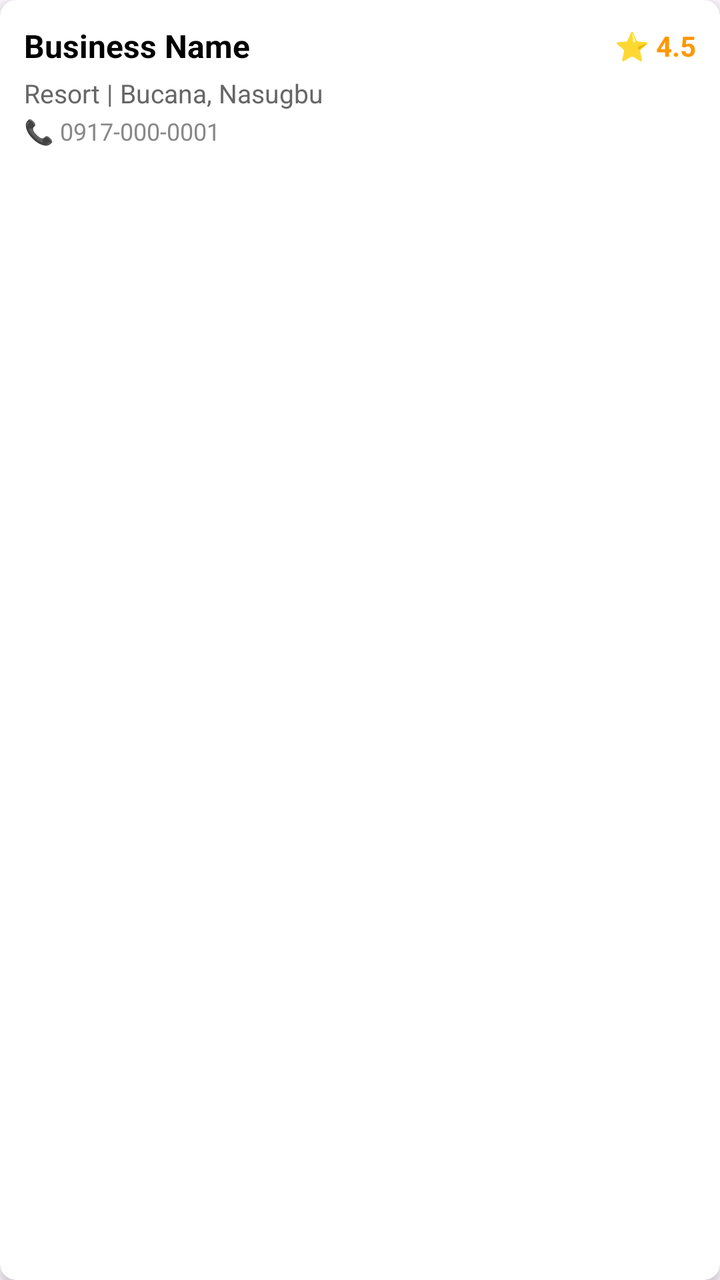
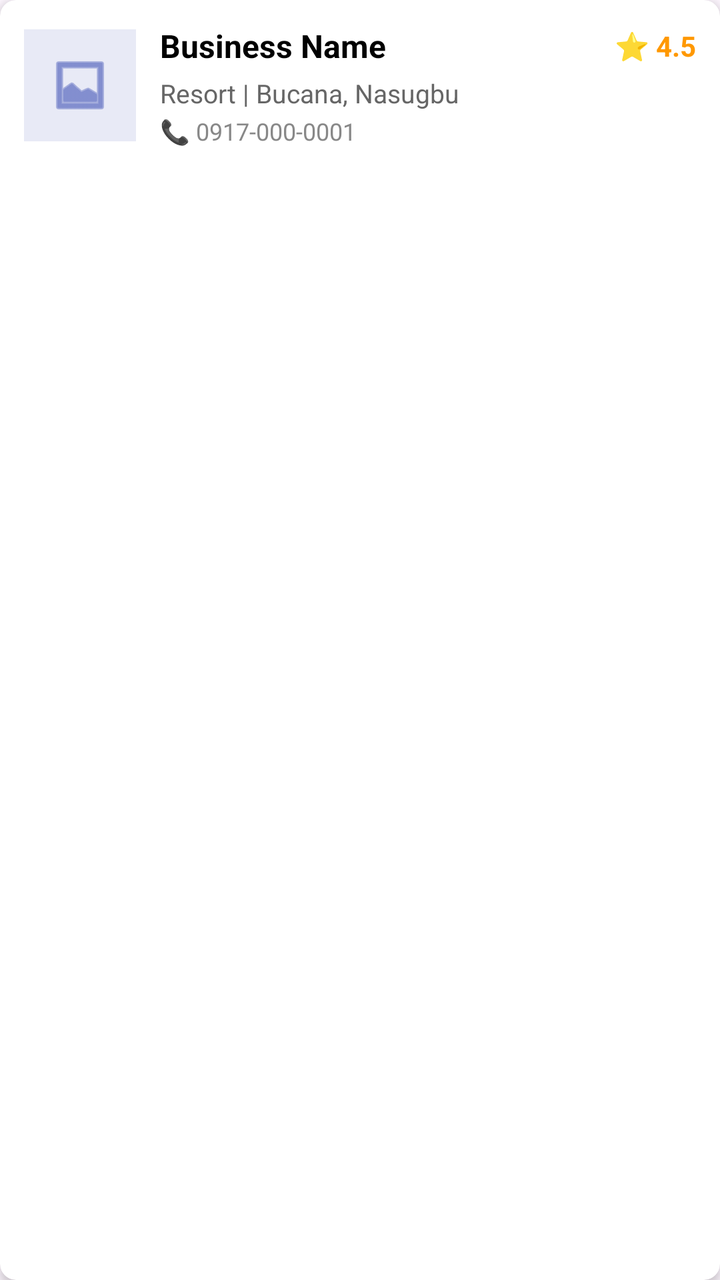

An Android layout rendered at two revisions. The XML below is the earlier revision; the diff shows what the commit changed to produce the second picture.
<!-- AndroidManifest.xml: application theme Theme.NasugbuBusinessLocator -->
<!-- res/layout/item_business.xml -->
<?xml version="1.0" encoding="utf-8"?>
<androidx.cardview.widget.CardView
    xmlns:android="http://schemas.android.com/apk/res/android"
    xmlns:app="http://schemas.android.com/apk/res-auto"
    android:layout_width="match_parent"
    android:layout_height="wrap_content"
    android:layout_marginHorizontal="8dp"
    android:layout_marginVertical="4dp"
    app:cardCornerRadius="8dp"
    app:cardElevation="3dp"
    android:background="?attr/selectableItemBackground">

    <LinearLayout
        android:layout_width="match_parent"
        android:layout_height="wrap_content"
        android:orientation="vertical"
        android:padding="12dp">

        <LinearLayout
            android:layout_width="match_parent"
            android:layout_height="wrap_content"
            android:orientation="horizontal"
            android:gravity="center_vertical">

            <TextView
                android:id="@+id/textBusinessName"
                android:layout_width="0dp"
                android:layout_height="wrap_content"
                android:layout_weight="1"
                android:text="Business Name"
                android:textSize="16sp"
                android:textStyle="bold"
                android:textColor="@android:color/black"/>

            <TextView
                android:id="@+id/textRating"
                android:layout_width="wrap_content"
                android:layout_height="wrap_content"
                android:text="⭐ 4.5"
                android:textSize="14sp"
                android:textStyle="bold"
                android:textColor="#FF9800"/>
        </LinearLayout>

        <TextView
            android:id="@+id/textCategoryAndAddress"
            android:layout_width="match_parent"
            android:layout_height="wrap_content"
            android:text="Resort | Bucana, Nasugbu"
            android:textSize="13sp"
            android:textColor="#666666"
            android:layout_marginTop="4dp"/>

        <TextView
            android:id="@+id/textPhone"
            android:layout_width="match_parent"
            android:layout_height="wrap_content"
            android:text="📞 0917-000-0001"
            android:textSize="12sp"
            android:textColor="#888888"
            android:layout_marginTop="2dp"/>

    </LinearLayout>

</androidx.cardview.widget.CardView>
<!-- resources referenced by this layout -->
<resources>
  <style name="Theme.NasugbuBusinessLocator" parent="Base.Theme.NasugbuBusinessLocator" />
  <style name="Base.Theme.NasugbuBusinessLocator" parent="Theme.Material3.DayNight.NoActionBar">
          
          
      </style>
</resources>

<!-- the commit's change to res/layout/item_business.xml (unified diff, before → after) -->
@@ -13,52 +13,74 @@
     <LinearLayout
         android:layout_width="match_parent"
         android:layout_height="wrap_content"
-        android:orientation="vertical"
-        android:padding="12dp">
+        android:orientation="horizontal"
+        android:padding="12dp"
+        android:gravity="center_vertical">
+
+        
+        <ImageView
+            android:id="@+id/imageThumbnail"
+            android:layout_width="56dp"
+            android:layout_height="56dp"
+            android:background="#E8EAF6"
+            android:scaleType="centerInside"
+            android:src="@android:drawable/ic_menu_gallery"
+            android:padding="8dp"
+            app:tint="#3F51B5"
+            android:contentDescription="Business Photo"
+            android:layout_marginEnd="12dp"/>
 
         <LinearLayout
-            android:layout_width="match_parent"
+            android:layout_width="0dp"
             android:layout_height="wrap_content"
-            android:orientation="horizontal"
-            android:gravity="center_vertical">
+            android:layout_weight="1"
+            android:orientation="vertical">
+
+            <LinearLayout
+                android:layout_width="match_parent"
+                android:layout_height="wrap_content"
+                android:orientation="horizontal"
+                android:gravity="center_vertical">
+
+                <TextView
+                    android:id="@+id/textBusinessName"
+                    android:layout_width="0dp"
+                    android:layout_height="wrap_content"
+                    android:layout_weight="1"
+                    android:text="Business Name"
+                    android:textSize="16sp"
+                    android:textStyle="bold"
+                    android:textColor="@android:color/black"/>
+
+                <TextView
+                    android:id="@+id/textRating"
+                    android:layout_width="wrap_content"
+                    android:layout_height="wrap_content"
+                    android:text="⭐ 4.5"
+                    android:textSize="14sp"
+                    android:textStyle="bold"
+                    android:textColor="#FF9800"/>
+            </LinearLayout>
 
             <TextView
-                android:id="@+id/textBusinessName"
-                android:layout_width="0dp"
+                android:id="@+id/textCategoryAndAddress"
+                android:layout_width="match_parent"
                 android:layout_height="wrap_content"
-                android:layout_weight="1"
-                android:text="Business Name"
-                android:textSize="16sp"
-                android:textStyle="bold"
-                android:textColor="@android:color/black"/>
+                android:text="Resort | Bucana, Nasugbu"
+                android:textSize="13sp"
+                android:textColor="#666666"
+                android:layout_marginTop="4dp"/>
 
             <TextView
-                android:id="@+id/textRating"
-                android:layout_width="wrap_content"
+                android:id="@+id/textPhone"
+                android:layout_width="match_parent"
                 android:layout_height="wrap_content"
-                android:text="⭐ 4.5"
-                android:textSize="14sp"
-                android:textStyle="bold"
-                android:textColor="#FF9800"/>
+                android:text="📞 0917-000-0001"
+                android:textSize="12sp"
+                android:textColor="#888888"
+                android:layout_marginTop="2dp"/>
+
         </LinearLayout>
-
-        <TextView
-            android:id="@+id/textCategoryAndAddress"
-            android:layout_width="match_parent"
-            android:layout_height="wrap_content"
-            android:text="Resort | Bucana, Nasugbu"
-            android:textSize="13sp"
-            android:textColor="#666666"
-            android:layout_marginTop="4dp"/>
-
-        <TextView
-            android:id="@+id/textPhone"
-            android:layout_width="match_parent"
-            android:layout_height="wrap_content"
-            android:text="📞 0917-000-0001"
-            android:textSize="12sp"
-            android:textColor="#888888"
-            android:layout_marginTop="2dp"/>
 
     </LinearLayout>
 
